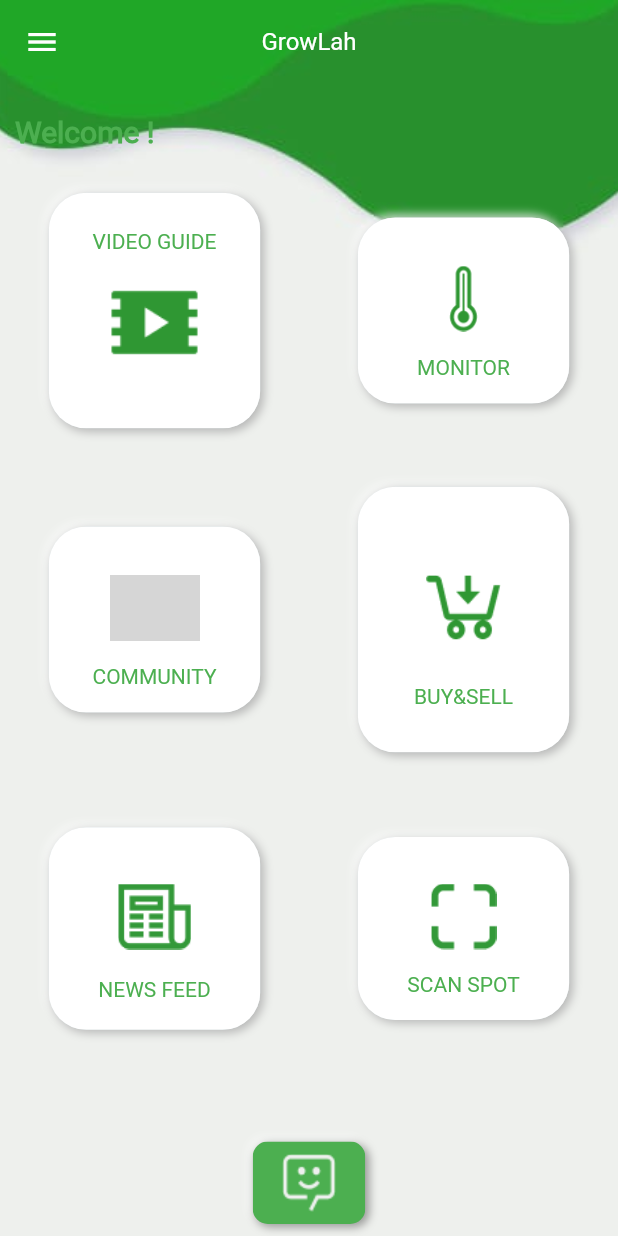
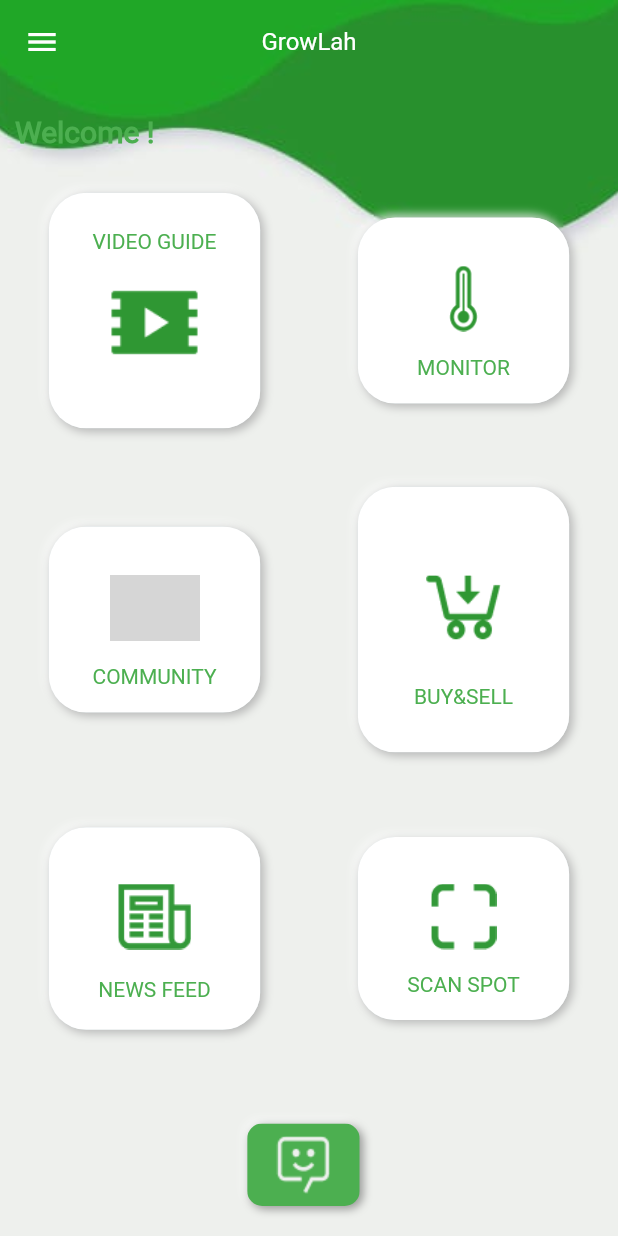
Before and after one commit to growlah/grow_local_eat_local, a Flutter app: the HomeScreen screen opened directly, on a phone screen of 412 x 824 dp. Run offline on Flutter 3.47's test engine with Material 2 defaults, Android fonts, the phone set to English and light mode, and no system bars; drawn by our look-alikes of flutter_neumorphic; our stand-ins replace camera, chewie, firebase_auth, fluttertoast, image_picker, video_player; missing offline and left inert: arcore_flutter_plugin; accounts and stored records are empty; Roboto replaces fonts that are missing (RobotoRegular); grey boxes are pictures that could not be loaded.

Commit message:
working on issues

```diff
--- a/lib/view/home_screen.dart
+++ b/lib/view/home_screen.dart
@@ -77,18 +77,20 @@ class _HomeScreenState extends State<HomeScreen> {
                   ),
                 ),
                 Expanded(child: mainView()),
-                Padding(
-                  padding: const EdgeInsets.all(8.0),
+
+              ],
+            ),
+          ),
+        ),
+        Positioned(
+          bottom: 20.0,
+          left: MediaQuery.of(context).size.width/2.5,
           child: GestureDetector(
               onTap: (){
                 Navigator.push(context, MaterialPageRoute(builder: (context)
                 =>  ChatBot()));
               },
               child: bottomIcon()),
-                )
-              ],
-            ),
-          ),
         )
       ],
     );
@@ -232,8 +234,7 @@ class _HomeScreenState extends State<HomeScreen> {
   }
 
   Widget bottomIcon() {
-    return Center(
-      child: Neumorphic(
+    return Neumorphic(
       style: NeumorphicStyle(color: Colors.transparent),
       boxShape: AppConfig.neuShape,
       child: Container(
@@ -241,7 +242,6 @@ class _HomeScreenState extends State<HomeScreen> {
         height: 55.0,
         color: Colors.green,
         child: Image.asset(Assets.chat),
-        ),
       ),
     );
   }
```
Lines whose indentation alone changed are shown as unchanged.
